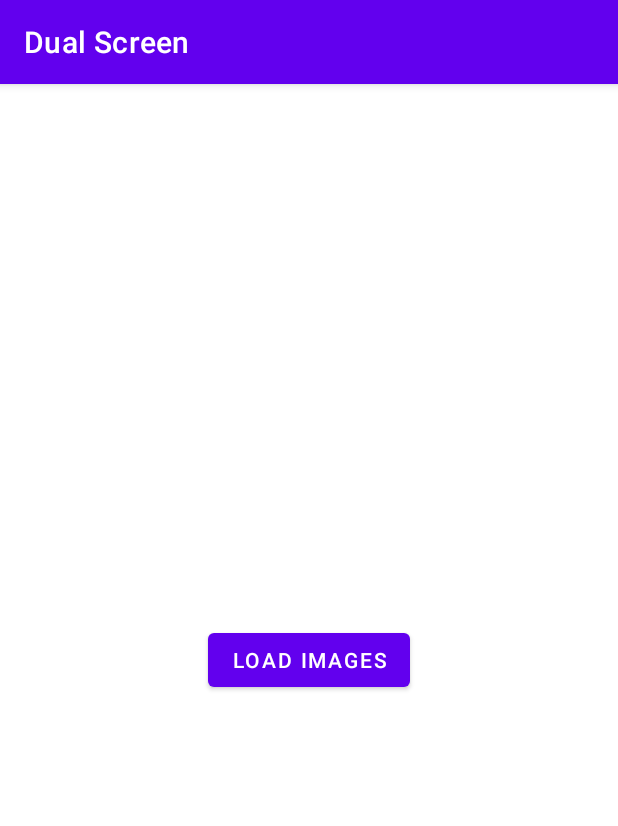
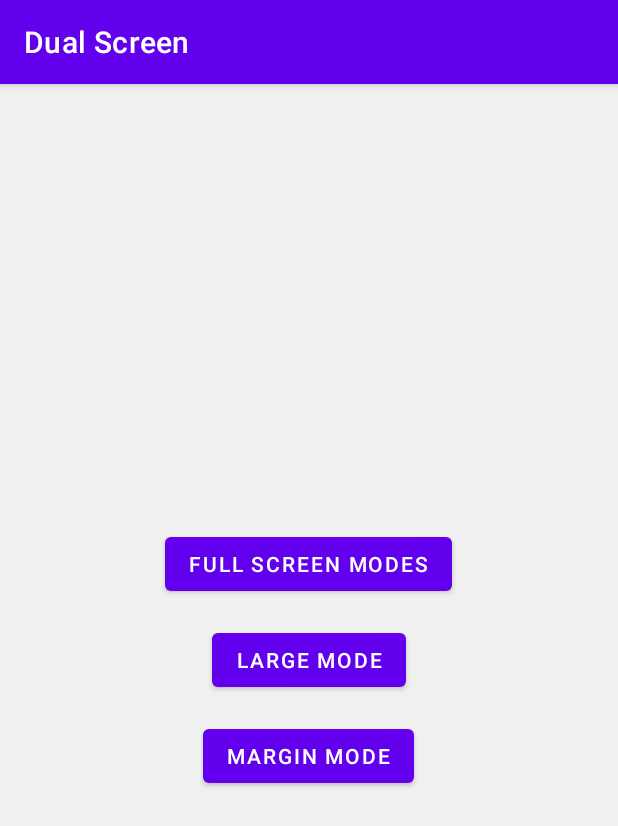
Before and after one commit to dmtungTma/demoUpload, an Android app: the screen it shows after launch (MainActivity), on a phone screen of 412 x 824 dp. Shown: the top 826 px of the screen. Run offline under Robolectric (Android 15) with nearby library versions, the phone set to English and light mode, and no system bars; 2 statements that could not run were skipped.

Commit message:
test upload

```diff
--- a/app/src/main/res/layout/activity_main.xml
+++ b/app/src/main/res/layout/activity_main.xml
@@ -2,14 +2,28 @@
 <LinearLayout xmlns:android="http://schemas.android.com/apk/res/android"
     android:layout_width="match_parent"
     android:layout_height="match_parent"
-    xmlns:tools="http://schemas.android.com/tools"
+    android:orientation="vertical"
     android:gravity="center"
-    tools:context=".activity.MainActivity"
-    android:orientation="vertical">
+    android:padding="16dp"
+    android:background="#f0f0f0">
 
     <Button
-        android:id="@+id/btn_load_images"
+        android:id="@+id/btn_full_screen"
         android:layout_width="wrap_content"
         android:layout_height="wrap_content"
-        android:text="Load Images" />
+        android:text="Full Screen Modes"
+        android:layout_marginBottom="16dp" />
+
+    <Button
+        android:id="@+id/btn_large_mode"
+        android:layout_width="wrap_content"
+        android:layout_height="wrap_content"
+        android:text="Large Mode"
+        android:layout_marginBottom="16dp" />
+
+    <Button
+        android:id="@+id/btn_margin_mode"
+        android:layout_width="wrap_content"
+        android:layout_height="wrap_content"
+        android:text="Margin Mode" />
 </LinearLayout>
```
